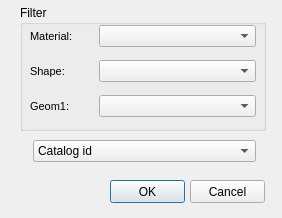
Old version of the form ui/ud_catalog.ui in the repository Giswater/giswater_qgis_plugin.
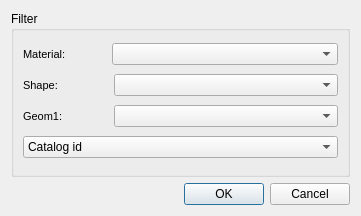
New version of the form.

Commit message: modify UI - expending forms

What changed in the file:
```diff
--- a/ui/ud_catalog.ui
+++ b/ui/ud_catalog.ui
@@ -6,105 +6,55 @@
    <rect>
     <x>0</x>
     <y>0</y>
-    <width>282</width>
-    <height>218</height>
+    <width>361</width>
+    <height>216</height>
    </rect>
   </property>
   <property name="windowTitle">
    <string>Catalog</string>
   </property>
+  <layout class="QGridLayout" name="gridLayout">
+   <item row="2" column="0">
+    <layout class="QHBoxLayout" name="horizontalLayout_5">
+     <item>
+      <spacer name="horizontalSpacer_4">
+       <property name="orientation">
+        <enum>Qt::Horizontal</enum>
+       </property>
+       <property name="sizeHint" stdset="0">
+        <size>
+         <width>40</width>
+         <height>20</height>
+        </size>
+       </property>
+      </spacer>
+     </item>
+     <item>
   <widget class="QPushButton" name="btn_ok">
-   <property name="geometry">
-    <rect>
-     <x>110</x>
-     <y>180</y>
-     <width>75</width>
-     <height>23</height>
-    </rect>
-   </property>
    <property name="text">
     <string>OK</string>
    </property>
   </widget>
+     </item>
+     <item>
   <widget class="QPushButton" name="btn_cancel">
-   <property name="geometry">
-    <rect>
-     <x>190</x>
-     <y>180</y>
-     <width>75</width>
-     <height>23</height>
-    </rect>
-   </property>
    <property name="text">
     <string>Cancel</string>
    </property>
   </widget>
-  <widget class="QComboBox" name="id">
-   <property name="geometry">
-    <rect>
-     <x>33</x>
-     <y>140</y>
-     <width>223</width>
-     <height>22</height>
-    </rect>
-   </property>
-   <item>
-    <property name="text">
-     <string>Catalog id</string>
-    </property>
-   </item>
-  </widget>
+     </item>
+    </layout>
+   </item>
+   <item row="0" column="0">
   <widget class="QGroupBox" name="groupBox">
-   <property name="geometry">
-    <rect>
-     <x>20</x>
-     <y>5</y>
-     <width>246</width>
-     <height>126</height>
-    </rect>
-   </property>
    <property name="title">
     <string>Filter</string>
    </property>
-   <widget class="QComboBox" name="filter3">
-    <property name="geometry">
-     <rect>
-      <x>79</x>
-      <y>90</y>
-      <width>157</width>
-      <height>22</height>
-     </rect>
-    </property>
-   </widget>
-   <widget class="QComboBox" name="matcat_id">
-    <property name="geometry">
-     <rect>
-      <x>79</x>
-      <y>20</y>
-      <width>157</width>
-      <height>22</height>
-     </rect>
-    </property>
-   </widget>
-   <widget class="QComboBox" name="filter2">
-    <property name="geometry">
-     <rect>
-      <x>79</x>
-      <y>55</y>
-      <width>157</width>
-      <height>22</height>
-     </rect>
-    </property>
-   </widget>
+     <layout class="QVBoxLayout" name="verticalLayout">
+      <item>
+       <layout class="QHBoxLayout" name="horizontalLayout">
+        <item>
    <widget class="QLabel" name="label_matcat_id">
-    <property name="geometry">
-     <rect>
-      <x>10</x>
-      <y>20</y>
-      <width>67</width>
-      <height>22</height>
-     </rect>
-    </property>
     <property name="font">
      <font>
       <pointsize>8</pointsize>
@@ -123,15 +73,39 @@
      <number>3</number>
     </property>
    </widget>
+        </item>
+        <item>
+         <spacer name="horizontalSpacer">
+          <property name="orientation">
+           <enum>Qt::Horizontal</enum>
+          </property>
+          <property name="sizeType">
+           <enum>QSizePolicy::Fixed</enum>
+          </property>
+          <property name="sizeHint" stdset="0">
+           <size>
+            <width>40</width>
+            <height>20</height>
+           </size>
+          </property>
+         </spacer>
+        </item>
+        <item>
+         <widget class="QComboBox" name="matcat_id">
+          <property name="sizePolicy">
+           <sizepolicy hsizetype="Expanding" vsizetype="Fixed">
+            <horstretch>0</horstretch>
+            <verstretch>0</verstretch>
+           </sizepolicy>
+          </property>
+         </widget>
+        </item>
+       </layout>
+      </item>
+      <item>
+       <layout class="QHBoxLayout" name="horizontalLayout_2">
+        <item>
    <widget class="QLabel" name="label_shape">
-    <property name="geometry">
-     <rect>
-      <x>10</x>
-      <y>55</y>
-      <width>67</width>
-      <height>22</height>
-     </rect>
-    </property>
     <property name="font">
      <font>
       <pointsize>8</pointsize>
@@ -150,15 +124,39 @@
      <number>3</number>
     </property>
    </widget>
+        </item>
+        <item>
+         <spacer name="horizontalSpacer_2">
+          <property name="orientation">
+           <enum>Qt::Horizontal</enum>
+          </property>
+          <property name="sizeType">
+           <enum>QSizePolicy::Fixed</enum>
+          </property>
+          <property name="sizeHint" stdset="0">
+           <size>
+            <width>50</width>
+            <height>20</height>
+           </size>
+          </property>
+         </spacer>
+        </item>
+        <item>
+         <widget class="QComboBox" name="filter2">
+          <property name="sizePolicy">
+           <sizepolicy hsizetype="Expanding" vsizetype="Fixed">
+            <horstretch>0</horstretch>
+            <verstretch>0</verstretch>
+           </sizepolicy>
+          </property>
+         </widget>
+        </item>
+       </layout>
+      </item>
+      <item>
+       <layout class="QHBoxLayout" name="horizontalLayout_3">
+        <item>
    <widget class="QLabel" name="label_geom1">
-    <property name="geometry">
-     <rect>
-      <x>10</x>
-      <y>90</y>
-      <width>64</width>
-      <height>22</height>
-     </rect>
-    </property>
     <property name="font">
      <font>
       <pointsize>8</pointsize>
@@ -177,16 +175,59 @@
      <number>3</number>
     </property>
    </widget>
-  </widget>
- </widget>
- <tabstops>
-  <tabstop>matcat_id</tabstop>
-  <tabstop>filter2</tabstop>
-  <tabstop>filter3</tabstop>
-  <tabstop>id</tabstop>
-  <tabstop>btn_ok</tabstop>
-  <tabstop>btn_cancel</tabstop>
- </tabstops>
+        </item>
+        <item>
+         <spacer name="horizontalSpacer_3">
+          <property name="orientation">
+           <enum>Qt::Horizontal</enum>
+          </property>
+          <property name="sizeType">
+           <enum>QSizePolicy::Fixed</enum>
+          </property>
+          <property name="sizeHint" stdset="0">
+           <size>
+            <width>45</width>
+            <height>20</height>
+           </size>
+          </property>
+         </spacer>
+        </item>
+        <item>
+         <widget class="QComboBox" name="filter3">
+          <property name="sizePolicy">
+           <sizepolicy hsizetype="Expanding" vsizetype="Fixed">
+            <horstretch>0</horstretch>
+            <verstretch>0</verstretch>
+           </sizepolicy>
+          </property>
+         </widget>
+        </item>
+       </layout>
+      </item>
+      <item>
+       <layout class="QGridLayout" name="gridLayout_3">
+        <item row="1" column="0">
+         <widget class="QComboBox" name="id">
+          <property name="sizePolicy">
+           <sizepolicy hsizetype="Expanding" vsizetype="Fixed">
+            <horstretch>0</horstretch>
+            <verstretch>0</verstretch>
+           </sizepolicy>
+          </property>
+          <item>
+           <property name="text">
+            <string>Catalog id</string>
+           </property>
+          </item>
+         </widget>
+        </item>
+       </layout>
+      </item>
+     </layout>
+    </widget>
+   </item>
+  </layout>
+ </widget>
  <resources/>
  <connections/>
 </ui>
```
Lines whose indentation alone changed are shown as unchanged. The commit also changes 5 other files.
